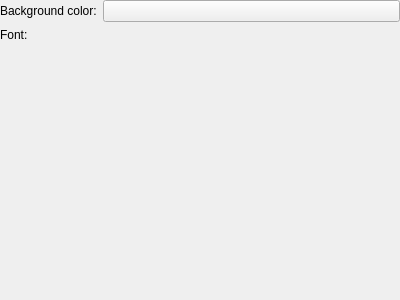
The window that cfg_appearance.ui (KDE/kruler) describes before a commit, drawn with Qt 5.
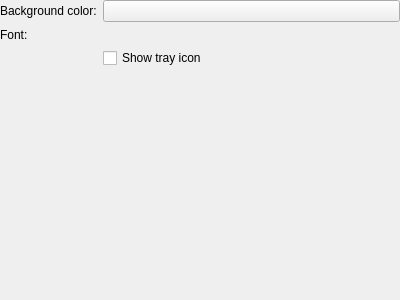
The same window after the commit. Custom widgets are drawn as their Qt base class.

Commit message:
Tray Icon for kruler. But it is configurable and hidden by default.
BUGS: 66110

Diff of the .ui file:
```diff
--- a/cfg_appearance.ui
+++ b/cfg_appearance.ui
@@ -34,6 +34,13 @@
    <item row="1" column="1" >
     <widget class="KFontRequester" name="kcfg_ScaleFont" />
    </item>
+   <item row="3" column="1" >
+    <widget class="QCheckBox" name="kcfg_TrayIcon" >
+     <property name="text" >
+      <string>Show tray icon</string>
+     </property>
+    </widget>
+   </item>
   </layout>
  </widget>
  <layoutfunction spacing="KDialog::spacingHint" margin="KDialog::marginHint" />
```
Left out of the diff: 5 changed lines with no effect on the pictures. The commit also changes 4 other files.
